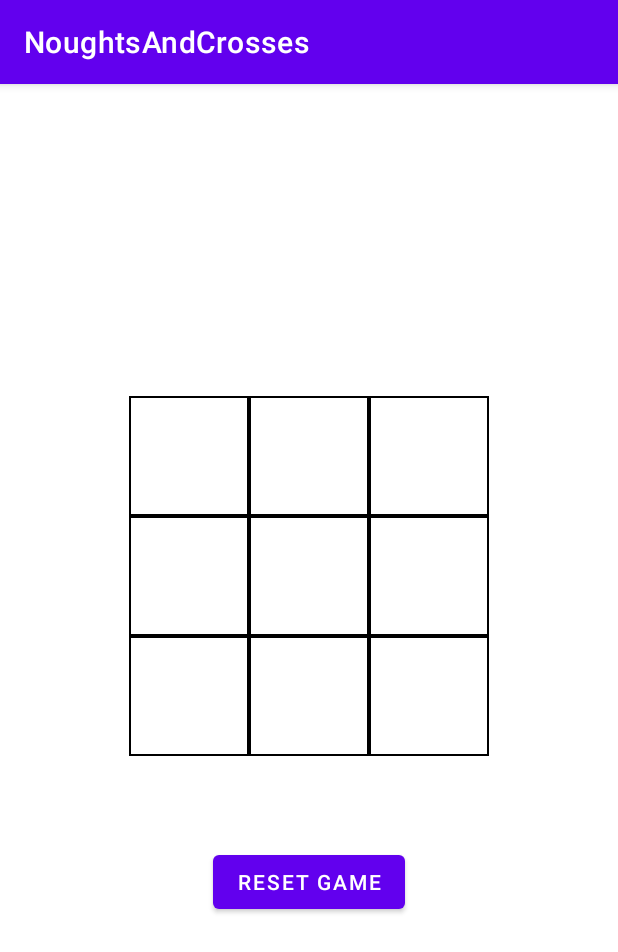
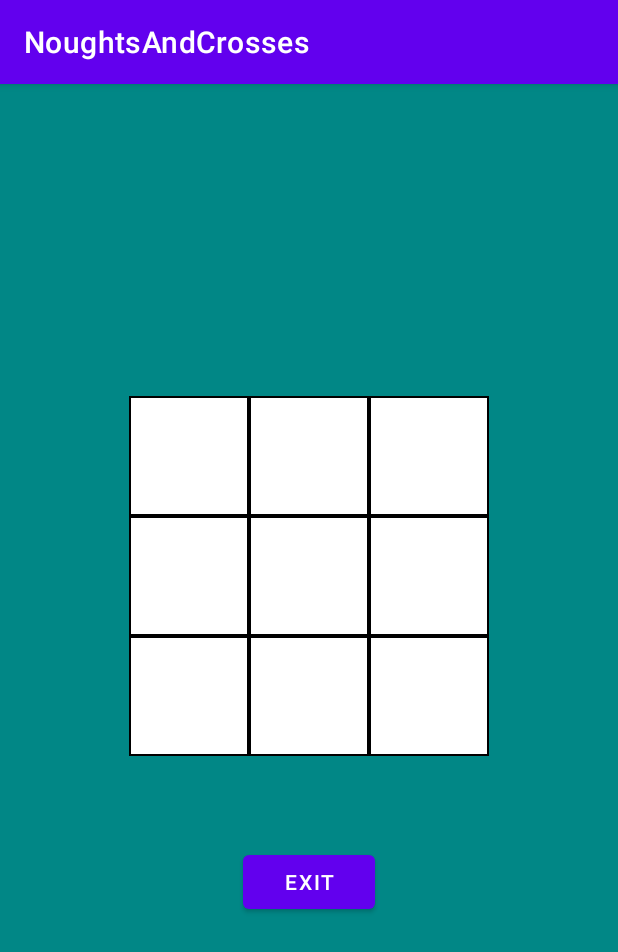
Before and after one commit to andersdrivdal/noughtsAndCrosses, an Android app: the GameActivity screen opened directly, with no data from a screen before it, on a phone screen of 412 x 824 dp. Shown: the top 952 px of the screen. Run offline under Robolectric (Android 15) with nearby library versions, the phone set to English and light mode, and no system bars; 2 statements that could not run were skipped.

Commit message:
Add fully functional game

```diff
--- a/app/src/main/java/com/example/noughtsandcrosses/Holders.kt
+++ b/app/src/main/java/com/example/noughtsandcrosses/Holders.kt
@@ -4,9 +4,9 @@ import com.example.noughtsandcrosses.api.data.Game
 
 class Holders {
 
-    class CurrentStatusHolder {
+    class GameFinishedHolder {
         companion object {
-            var currentStatus: Boolean = false
+            var finished: Boolean = false
         }
     }
 
--- a/app/src/main/java/com/example/noughtsandcrosses/WinningLine.kt
+++ b/app/src/main/java/com/example/noughtsandcrosses/ThreeInARow.kt
@@ -1,6 +1,6 @@
 package com.example.noughtsandcrosses
 
-enum class WinningLine {
+enum class ThreeInARow {
     ROW_0,
     ROW_1,
     ROW_2,
--- a/app/src/main/res/layout/activity_game.xml
+++ b/app/src/main/res/layout/activity_game.xml
@@ -4,7 +4,10 @@
     xmlns:tools="http://schemas.android.com/tools"
     android:layout_width="match_parent"
     android:layout_height="match_parent"
+    android:background="@color/teal_700"
     tools:context=".GameActivity">
+
+
 
     <LinearLayout
         android:layout_width="wrap_content"
@@ -17,11 +20,52 @@
 
         <TextView
             android:layout_width="wrap_content"
+            android:textSize="32dp"
             android:layout_height="wrap_content"
             android:id="@+id/GameIdText">
         </TextView>
 
     </LinearLayout>
+
+    <RelativeLayout
+        android:layout_width="match_parent"
+        android:layout_height="wrap_content"
+        android:layout_marginTop="80dp"
+        app:layout_constraintTop_toTopOf="parent"
+        app:layout_constraintEnd_toEndOf="parent"
+        app:layout_constraintStart_toStartOf="parent"
+        android:id="@+id/players">
+
+        <TextView
+            android:layout_width="wrap_content"
+            android:layout_height="wrap_content"
+            android:layout_alignParentLeft="true"
+            android:layout_marginLeft="40dp"
+            android:textSize="25sp"
+            android:id="@+id/playerOne">
+
+        </TextView>
+
+        <TextView
+            android:id="@+id/versus"
+            android:layout_width="wrap_content"
+            android:layout_height="wrap_content"
+            android:layout_centerInParent="true"
+            android:textColor="@color/red"
+            android:textSize="20sp">
+        </TextView>
+
+        <TextView
+            android:id="@+id/playerTwo"
+            android:layout_width="wrap_content"
+            android:layout_height="wrap_content"
+            android:layout_alignParentRight="true"
+            android:layout_marginRight="40dp"
+            android:textSize="25sp">
+
+        </TextView>
+
+    </RelativeLayout>
 
     <TextView
         android:id="@+id/topLeft"
@@ -155,19 +199,17 @@
         app:layout_constraintStart_toEndOf="@+id/lowMiddle"
         app:layout_constraintTop_toBottomOf="@+id/midLeft" />
 
-
     <Button
         android:layout_width="wrap_content"
         android:layout_height="wrap_content"
         app:layout_constraintTop_toBottomOf="@+id/lowMiddle"
         android:layout_marginTop="60dp"
-        android:id="@+id/resetGame"
-        android:text="Reset Game"
+        android:id="@+id/exitGame"
+        android:text="Exit"
         app:layout_constraintStart_toStartOf="parent"
         app:layout_constraintEnd_toEndOf="parent"
         >
 
-
     </Button>
 
 </androidx.constraintlayout.widget.ConstraintLayout>
--- a/app/src/main/res/values/strings.xml
+++ b/app/src/main/res/values/strings.xml
@@ -5,9 +5,8 @@
     <string name="domain">generic-game-service.herokuapp.com</string>
     <string name="base_path">/Game</string>
     <string name="create_game_path">/Game</string>
-    <string name="poll_game_path">/Game/poll</string>
-    <string name="update_game_path">/Game/update</string>
     <string name="game_service_key">yHSNBWpygM</string>
+    <string name="game_id_pretext">Game ID: </string>
 
     <string name="tre_pa_rad_logo">Tre på rad logo</string>
     <string name="knots_and_crosses">Noughts and Crosses</string>
```
Also changed, not shown: app/src/main/java/com/example/noughtsandcrosses/GameActivity.kt (+49 -15 lines), app/src/main/java/com/example/noughtsandcrosses/GameManager.kt (+23 -3 lines), app/src/main/res/values/colors.xml (+14 -0 lines).
